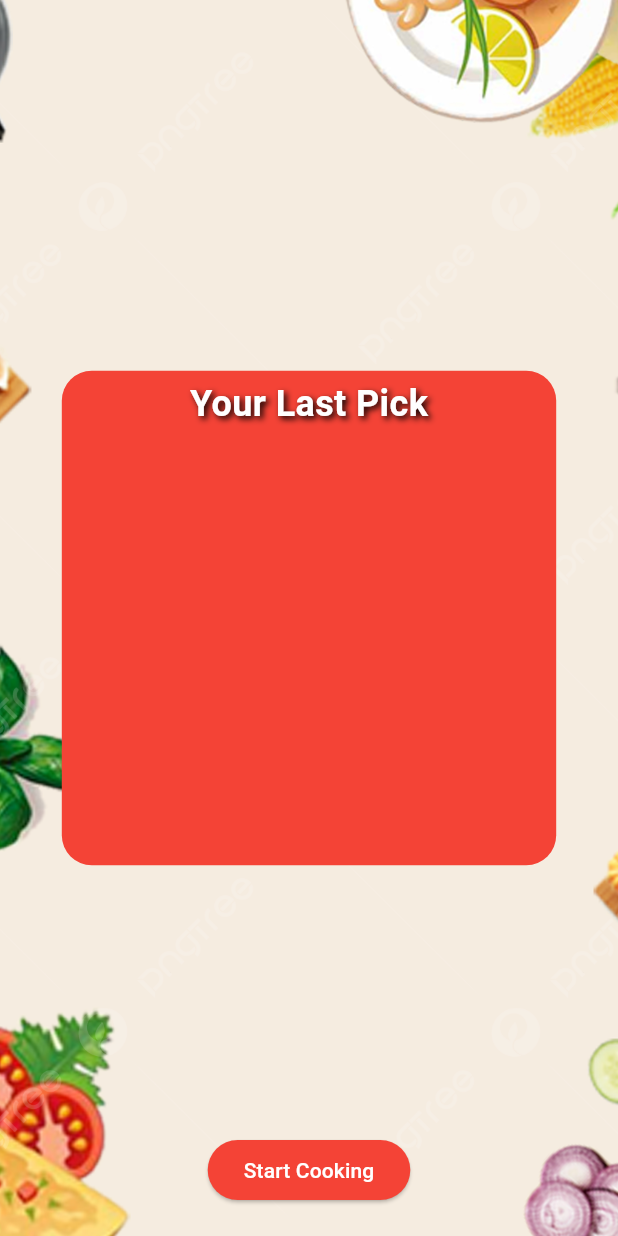
After one commit to CDCapobianco/augmentedrecipesv2, a Flutter app: the LandingPage screen opened directly, on a phone screen of 412 x 824 dp. The commit adds this screen. Run offline on Flutter 3.47's test engine with Material 3 defaults, Android fonts, the phone set to English and light mode, and no system bars; our stand-ins replace device_info_plus, flutter_riverpod, permission_handler, plugin_platform_interface, riverpod_annotation, typewritertext and 1 more; generated files the repository leaves out were written again.

Commit message:
landing page added

```diff
--- a/example/lib/main.dart
+++ b/example/lib/main.dart
@@ -2,6 +2,7 @@ import 'package:flutter/material.dart';
 import 'package:flutter_riverpod/flutter_riverpod.dart';
 import 'package:ultralytics_yolo_example/app.dart';
 import 'package:typewritertext/typewritertext.dart';
+import 'package:ultralytics_yolo_example/widgets/landing_page.dart';
 import 'package:video_player/video_player.dart';
 
 void main() {
@@ -70,12 +71,12 @@ class WelcomePage extends StatelessWidget {
                 onPressed: () {
                   Navigator.push(
                     context,
-                    MaterialPageRoute(builder: (context) => const MyApp()),
+                    MaterialPageRoute(builder: (context) => LandingPage()),
                   );
                 },
                 icon: const Icon(Icons.arrow_forward),
                 label: const Text(
-                  'Start Cooking',
+                  'Get Started',
                   style: TextStyle(fontSize: 15),
                 ),
                 style: ElevatedButton.styleFrom(
--- a/example/lib/providers/query_provider.dart
+++ b/example/lib/providers/query_provider.dart
@@ -1,3 +1,4 @@
 class GlobalVariables {
   static String lista = "";
+  static dynamic pickedList = [];
 }
--- /dev/null
+++ b/example/lib/widgets/landing_page.dart
@@ -0,0 +1,131 @@
+import 'package:flutter/material.dart';
+import 'package:ultralytics_yolo_example/app.dart';
+import 'package:ultralytics_yolo_example/providers/query_provider.dart';
+
+class LandingPage extends StatelessWidget {
+  const LandingPage({Key? key}) : super(key: key);
+
+  @override
+  Widget build(BuildContext context) {
+    // Calcola l'altezza del contenitore rosso in base al numero di elementi
+    double containerHeight = MediaQuery.of(context).size.width * 0.8;
+
+    // Se il numero di elementi supera 3, mantieni l'altezza fissa
+    if (GlobalVariables.pickedList.length > 3) {
+      //containerHeight = double.infinity;
+    }
+
+    return Scaffold(
+      body: Stack(
+        children: [
+          // Background Image
+          Container(
+            decoration: BoxDecoration(
+              image: DecorationImage(
+                image: AssetImage('assets/backgroundImageRecipeView.jpg'),
+                fit: BoxFit.cover,
+              ),
+            ),
+          ),
+          // ListView at the center
+          Center(
+            child: Container(
+              width: MediaQuery.of(context).size.width * 0.8,
+              height: containerHeight, // Altezza dinamica del contenitore rosso
+              decoration: BoxDecoration(
+                color: Colors.red,
+                borderRadius: BorderRadius.circular(20),
+              ),
+              child: Column(
+                mainAxisSize: MainAxisSize.min,
+                crossAxisAlignment: CrossAxisAlignment.start,
+                children: [
+                  const Padding(
+                    padding: EdgeInsets.all(5),
+                    child: Center(
+                      child: Text(
+                        'Your Last Pick',
+                        style: TextStyle(
+                          fontSize: 24,
+                          fontWeight: FontWeight.bold,
+                          color: Colors.white,
+                          shadows: [
+                            Shadow(
+                              blurRadius: 5.0,
+                              color: Colors.black,
+                              offset: Offset(2.0, 2.0),
+                            ),
+                          ],
+                        ),
+                      ),
+                    ),
+                  ),
+                  // Lista degli elementi
+                  ClipRRect(
+                    borderRadius: BorderRadius.circular(20),
+                    child: ListView.builder(
+                      shrinkWrap: true,
+                      physics: const AlwaysScrollableScrollPhysics(),
+                      itemCount: GlobalVariables.pickedList.length,
+                      itemBuilder: (context, index) {
+                        final recipe = GlobalVariables.pickedList[index]['recipe'];
+                        final label = recipe['label'];
+                        final image = recipe['image'];
+                        return GestureDetector(
+                          onTap: () {
+                            // Handle tap event as desired
+                          },
+                          child: Container(
+                            margin: EdgeInsets.symmetric(vertical: 5),
+                            padding: EdgeInsets.all(10),
+                            decoration: BoxDecoration(
+                              color: Colors.white,
+                              borderRadius: BorderRadius.circular(10),
+                            ),
+                            child: ListTile(
+                              title: Text(label),
+                              leading: ClipRRect(
+                                borderRadius: BorderRadius.circular(10),
+                                child: Image.network(
+                                  image,
+                                  width: 50,
+                                  height: 50,
+                                  fit: BoxFit.cover,
+                                ),
+                              ),
+                            ),
+                          ),
+                        );
+                      },
+                    ),
+                  ),
+                ],
+              ),
+            ),
+          ),
+          // Button at the bottom
+          Positioned(
+            left: 0,
+            right: 0,
+            bottom: 20,
+            child: Center(
+              child: ElevatedButton(
+                onPressed: () {
+                  Navigator.push(
+                    context,
+                    MaterialPageRoute(builder: (context) => MyApp()),
+                  );
+                },
+                style: ElevatedButton.styleFrom(
+                  foregroundColor: Colors.white, // Set text color to white
+                  backgroundColor: Colors.red, // Set button color to red
+                ),
+                child: Text('Start Cooking'),
+              ),
+            ),
+          ),
+        ],
+      ),
+    );
+  }
+}
--- a/example/lib/widgets/recipe_view.dart
+++ b/example/lib/widgets/recipe_view.dart
@@ -1,4 +1,5 @@
 import 'package:flutter/material.dart';
+import 'package:ultralytics_yolo_example/providers/query_provider.dart';
 import 'package:url_launcher/url_launcher.dart';
 
 class RecipeDetailsPage extends StatelessWidget {
@@ -9,7 +10,7 @@ class RecipeDetailsPage extends StatelessWidget {
   @override
   Widget build(BuildContext context) {
     final recipe = recipeData['recipe'];
-
+    GlobalVariables.pickedList.add(recipeData);
     return Scaffold(
       appBar: AppBar(
         title: Text(recipe['label']),
--- a/example/pubspec.yaml
+++ b/example/pubspec.yaml
@@ -31,6 +31,7 @@ dependencies:
   http: ^1.2.1
   typewritertext: ^3.0.3
   video_player: ^2.7.0
+  mockito: ^5.4.4
 
 dev_dependencies:
   build_runner: ^2.4.6
```
Also changed, not shown: example/lib/app.dart (+10 -0 lines), example/pubspec.lock, 4 other files.
